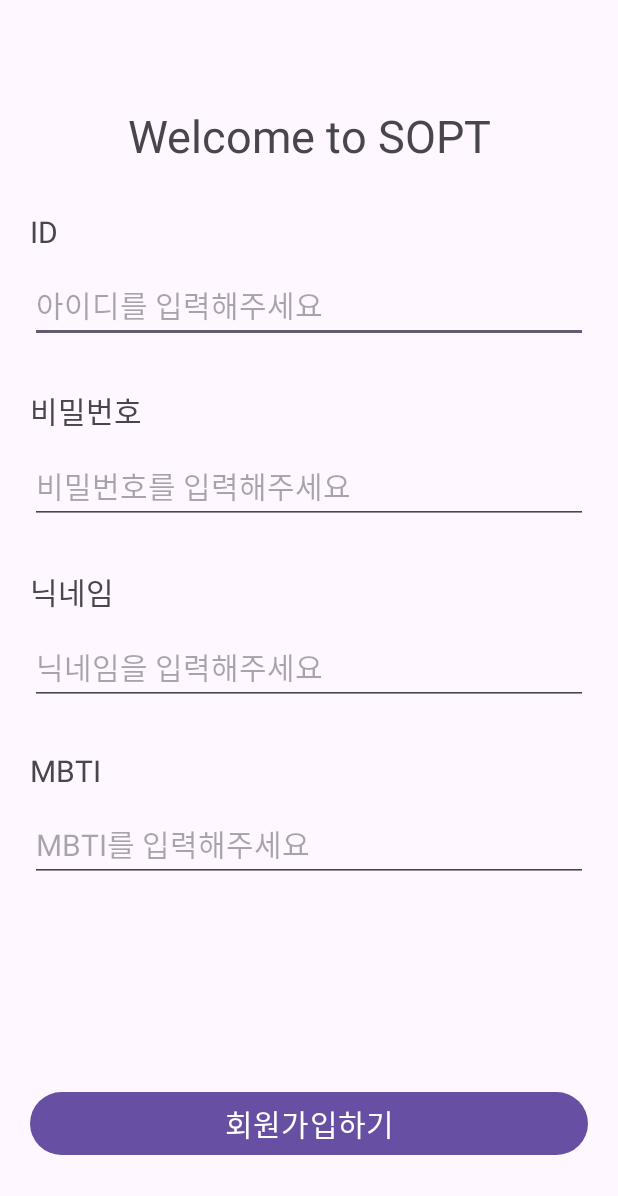
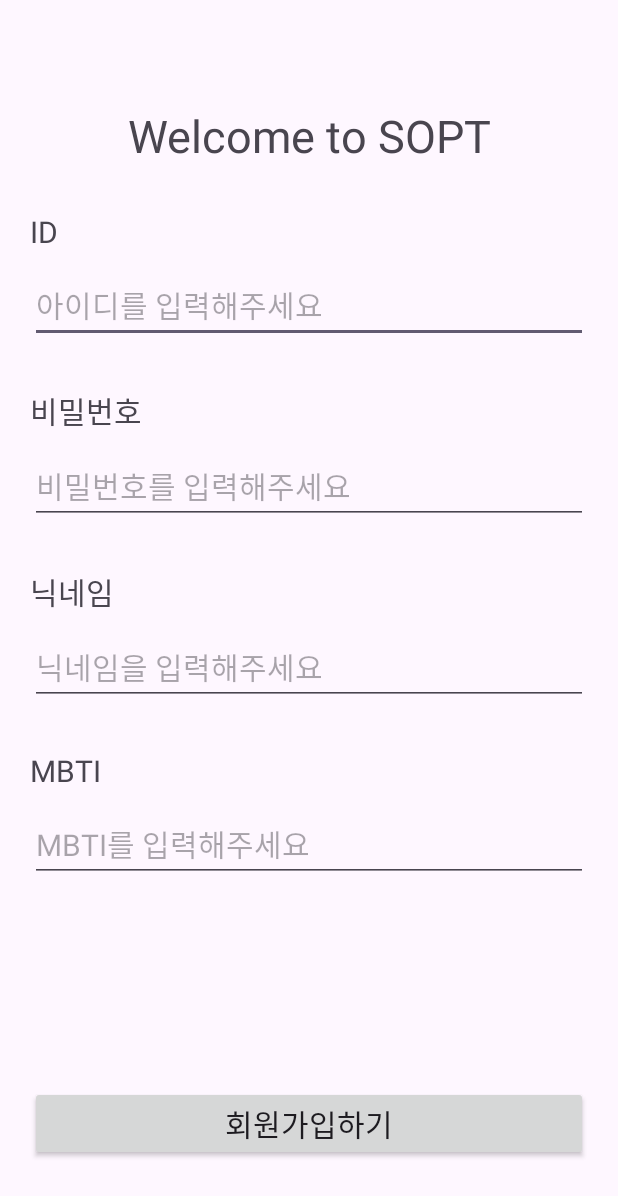
Before and after one commit to DO-SOPT-ANDROID/kanghee-park, an Android app: the layout activity_sign_up.xml on its own in the app's theme, with its tools: preview values and no code run, on a phone screen of 412 x 824 dp. Shown: the top 1196 px of the screen. Run offline under Robolectric (Android 15) with nearby library versions, the phone set to English and light mode, and no system bars.

```diff
--- a/app/src/main/AndroidManifest.xml
+++ b/app/src/main/AndroidManifest.xml
@@ -13,10 +13,10 @@
         android:theme="@style/Theme.DoSoptTemplate"
         tools:targetApi="31">
         <activity
-            android:name=".presentation.MainActivity"
+            android:name=".presentation.main.MainActivity"
             android:exported="false" />
         <activity
-            android:name=".presentation.LoginActivity"
+            android:name=".presentation.login.LoginActivity"
             android:exported="true">
             <intent-filter>
                 <action android:name="android.intent.action.MAIN" />
@@ -25,7 +25,7 @@
             </intent-filter>
         </activity>
         <activity
-            android:name=".presentation.SignUpActivity"
+            android:name=".presentation.signUp.SignUpActivity"
             android:exported="true">
         </activity>
     </application>
--- /dev/null
+++ b/app/src/main/java/org/sopt/dosopttemplate/presentation/login/LoginViewModel.kt
@@ -0,0 +1,6 @@
+package org.sopt.dosopttemplate.presentation.login
+
+import androidx.lifecycle.ViewModel
+
+class LoginViewModel : ViewModel(){
+}
--- /dev/null
+++ b/app/src/main/java/org/sopt/dosopttemplate/presentation/signUp/SignUpViewModel.kt
@@ -0,0 +1,6 @@
+package org.sopt.dosopttemplate.presentation.signUp
+
+import androidx.lifecycle.ViewModel
+
+class SignUpViewModel : ViewModel() {
+}
--- a/app/src/main/res/layout/activity_main.xml
+++ b/app/src/main/res/layout/activity_main.xml
@@ -4,7 +4,7 @@
     xmlns:tools="http://schemas.android.com/tools"
     android:layout_width="match_parent"
     android:layout_height="match_parent"
-    tools:context=".presentation.MainActivity">
+    tools:context=".presentation.main.MainActivity">
 
     <TextView
         android:layout_width="wrap_content"
--- a/app/src/main/res/layout/activity_sign_up.xml
+++ b/app/src/main/res/layout/activity_sign_up.xml
@@ -1,6 +1,15 @@
 <?xml version="1.0" encoding="utf-8"?>
-<androidx.constraintlayout.widget.ConstraintLayout xmlns:android="http://schemas.android.com/apk/res/android"
-    xmlns:app="http://schemas.android.com/apk/res-auto"
+<layout xmlns:android="http://schemas.android.com/apk/res/android"
+    xmlns:app="http://schemas.android.com/apk/res-auto">
+
+    <data>
+o
+        <variable
+            name="vm"
+            type="org.sopt.dosopttemplate.presentation.signUp.SignUpViewModel" />
+    </data>
+
+    <androidx.constraintlayout.widget.ConstraintLayout
         android:layout_width="match_parent"
         android:layout_height="match_parent"
         android:padding="20dp">
@@ -97,7 +106,7 @@
             app:layout_constraintStart_toStartOf="@id/tv_sign_up_mbti"
             app:layout_constraintTop_toBottomOf="@id/tv_sign_up_mbti" />
 
-    <Button
+        <androidx.appcompat.widget.AppCompatButton
             android:id="@+id/btn_sign_up"
             android:layout_width="0dp"
             android:layout_height="wrap_content"
@@ -108,3 +117,4 @@
             app:layout_constraintEnd_toEndOf="parent"
             app:layout_constraintStart_toStartOf="parent" />
     </androidx.constraintlayout.widget.ConstraintLayout>
+</layout>
```
Also changed, not shown: app/src/main/res/layout/activity_login.xml (+13 -2 lines). Lines whose indentation alone changed are shown as unchanged.
